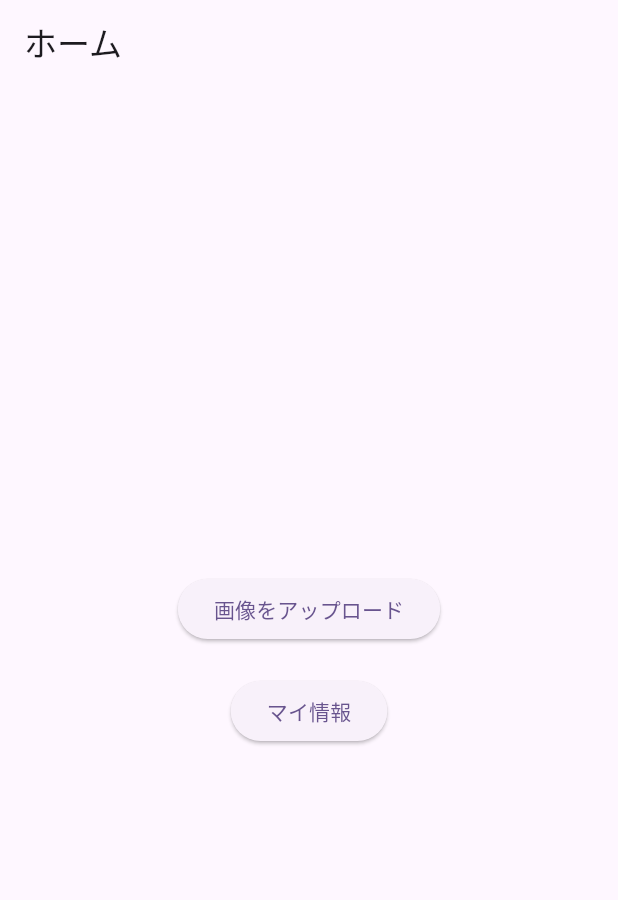
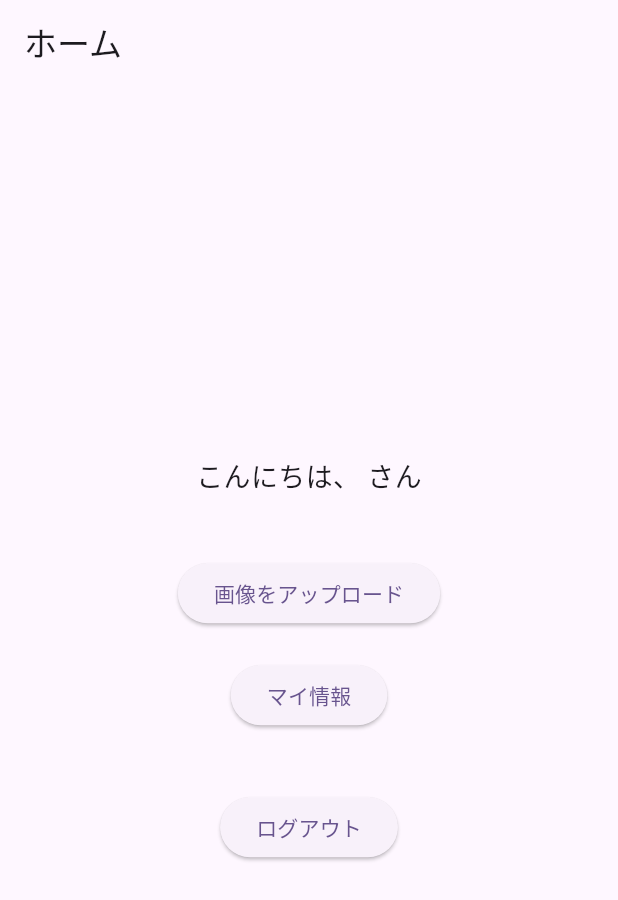
Before and after one commit to i-kondou/hack_village, a Flutter app: the HomePage screen opened directly, on a phone screen of 412 x 824 dp. Shown: the top 900 px of the screen. Run offline on Flutter 3.47's test engine with Material 3 defaults, Android fonts, the phone set to English and light mode, and no system bars; our stand-ins replace camera, cloud_firestore, firebase_auth, firebase_core, firebase_storage, google_sign_in and 2 more; accounts and stored records are empty.

Commit message:
初回起動時にログイン画面表示、ログアウトボタン追加

```diff
--- a/g-kimura/dietitian/lib/homepage.dart
+++ b/g-kimura/dietitian/lib/homepage.dart
@@ -1,4 +1,8 @@
+import 'package:dietitian/google_login_page.dart';
 import 'package:flutter/material.dart';
+import 'package:firebase_auth/firebase_auth.dart';
+import 'package:google_sign_in/google_sign_in.dart';
+import 'google_login_page.dart';
 
 class HomePage extends StatefulWidget {
   @override
@@ -6,14 +10,34 @@ class HomePage extends StatefulWidget {
 }
 
 class _HomePageState extends State<HomePage> {
+  User? _user;
+
+  @override
+  void initState() {
+    super.initState();
+    _user = FirebaseAuth.instance.currentUser;
+  }
+
   @override
   Widget build(BuildContext context) {
+    final displayName = _user?.displayName;
+    final uid = _user?.uid;
+
     return Scaffold(
-      appBar: AppBar(title: Text('ホーム')),
+      appBar: AppBar(
+        title: Text('ホーム'),
+      ),
       body: Center(
         child: Column(
           mainAxisAlignment: MainAxisAlignment.center,
           children: [
+            Text(
+              displayName != null
+                  ? 'こんにちは、$displayName さん'
+                  : 'ユーザーID: $uid',
+              style: TextStyle(fontSize: 18),
+            ),
+            SizedBox(height: 40),
             ElevatedButton(
               child: Text('画像をアップロード'),
               onPressed: () {
@@ -27,6 +51,11 @@ class _HomePageState extends State<HomePage> {
                 Navigator.pushNamed(context, '/myInformationPage');
               },
             ),
+            SizedBox(height:40),
+            ElevatedButton(onPressed: () async {
+              await GoogleSignIn().signOut();
+              await FirebaseAuth.instance.signOut();
+            }, child: Text('ログアウト'))
           ],
         ),
       ),
--- a/g-kimura/dietitian/lib/main.dart
+++ b/g-kimura/dietitian/lib/main.dart
@@ -42,7 +42,9 @@ class MyApp extends StatelessWidget {
         // tested with just a hot reload.
         colorScheme: ColorScheme.fromSeed(seedColor: Colors.deepPurple),
       ),
-      home: HomePage(),
+      //home: HomePage(),
+      //初回起動時(ログインしていない場合)はログイン画面を出す
+      home: FirebaseAuth.instance.currentUser != null ? HomePage() : GoogleLoginPage(),
       routes: {
         '/uploadImagePage': (context) => UploadImagePage(), // ← 画面1のルート設定
         '/myInformationPage': (context) => MyInformationPage(), // ← マイ情報のルート設定
```
Also changed, not shown: g-kimura/dietitian/lib/google_login_page.dart (+4 -3 lines), 5 other files.
